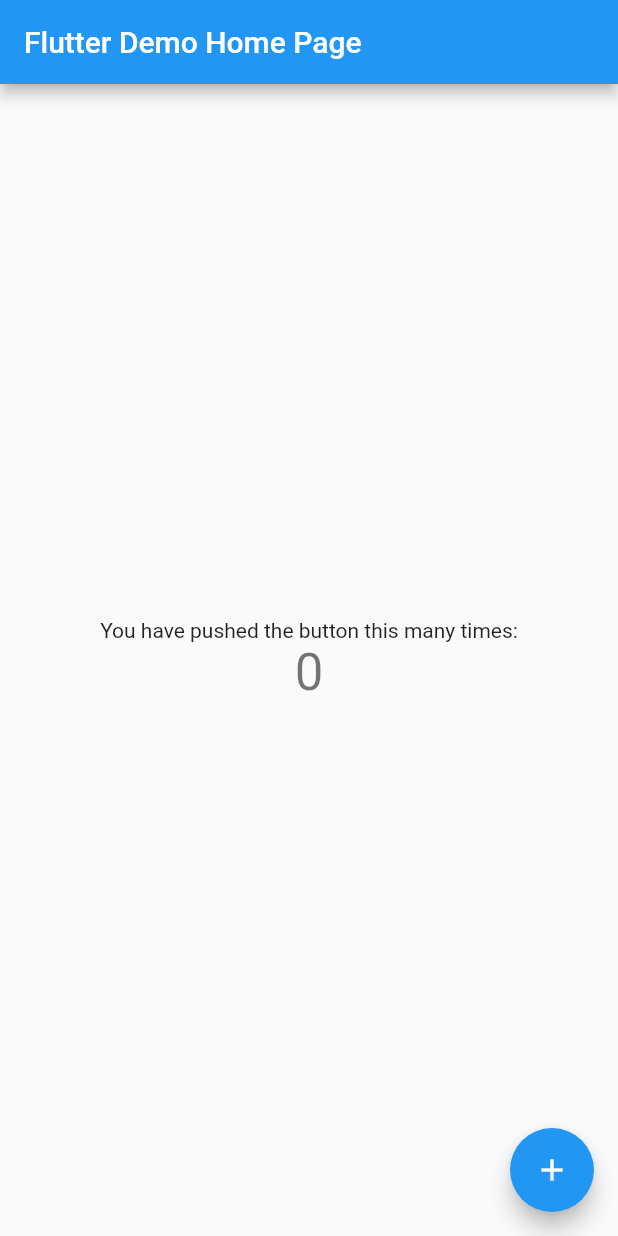
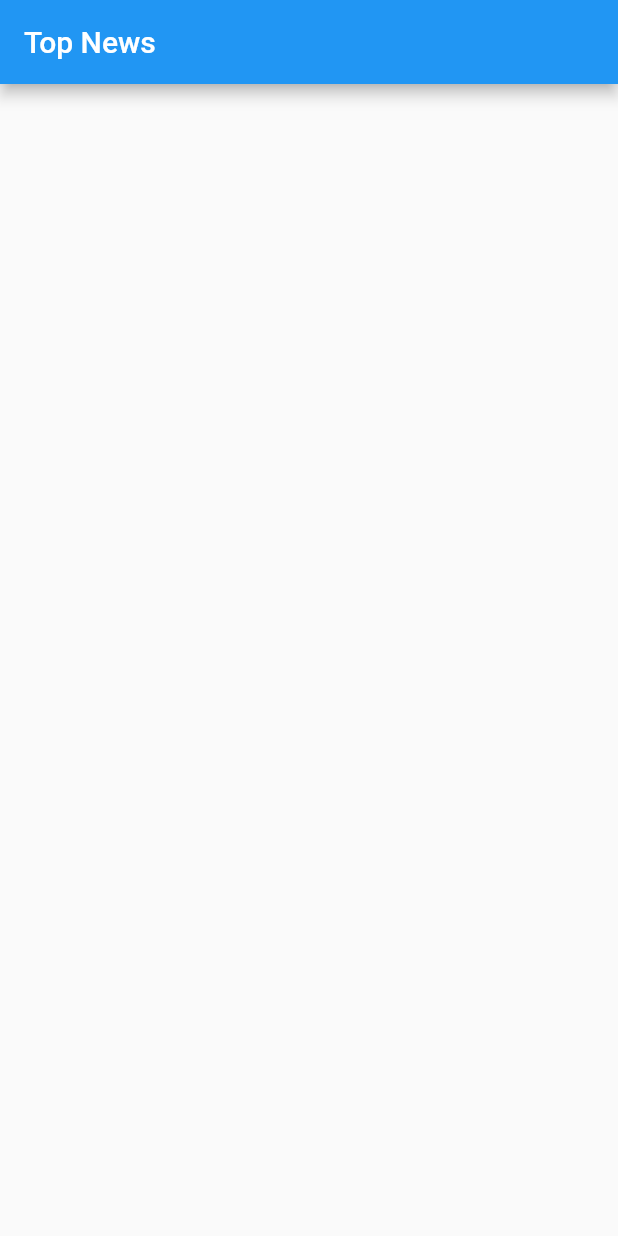
Before and after one commit to romanstrazanec-courses/news, a Flutter app: the screen it shows after launch, on a phone screen of 412 x 824 dp. Run offline on Flutter 3.47's test engine with Material 2 defaults, Android fonts, the phone set to English and light mode, and no system bars; our stand-ins replace sqflite; accounts and stored records are empty.

Commit message:
app boilerplate

```diff
--- a/lib/main.dart
+++ b/lib/main.dart
@@ -1,111 +1,5 @@
 import 'package:flutter/material.dart';
 
-void main() => runApp(MyApp());
+import 'src/app.dart';
 
-class MyApp extends StatelessWidget {
-  // This widget is the root of your application.
-  @override
-  Widget build(BuildContext context) {
-    return MaterialApp(
-      title: 'Flutter Demo',
-      theme: ThemeData(
-        // This is the theme of your application.
-        //
-        // Try running your application with "flutter run". You'll see the
-        // application has a blue toolbar. Then, without quitting the app, try
-        // changing the primarySwatch below to Colors.green and then invoke
-        // "hot reload" (press "r" in the console where you ran "flutter run",
-        // or simply save your changes to "hot reload" in a Flutter IDE).
-        // Notice that the counter didn't reset back to zero; the application
-        // is not restarted.
-        primarySwatch: Colors.blue,
-      ),
-      home: MyHomePage(title: 'Flutter Demo Home Page'),
-    );
-  }
-}
-
-class MyHomePage extends StatefulWidget {
-  MyHomePage({Key key, this.title}) : super(key: key);
-
-  // This widget is the home page of your application. It is stateful, meaning
-  // that it has a State object (defined below) that contains fields that affect
-  // how it looks.
-
-  // This class is the configuration for the state. It holds the values (in this
-  // case the title) provided by the parent (in this case the App widget) and
-  // used by the build method of the State. Fields in a Widget subclass are
-  // always marked "final".
-
-  final String title;
-
-  @override
-  _MyHomePageState createState() => _MyHomePageState();
-}
-
-class _MyHomePageState extends State<MyHomePage> {
-  int _counter = 0;
-
-  void _incrementCounter() {
-    setState(() {
-      // This call to setState tells the Flutter framework that something has
-      // changed in this State, which causes it to rerun the build method below
-      // so that the display can reflect the updated values. If we changed
-      // _counter without calling setState(), then the build method would not be
-      // called again, and so nothing would appear to happen.
-      _counter++;
-    });
-  }
-
-  @override
-  Widget build(BuildContext context) {
-    // This method is rerun every time setState is called, for instance as done
-    // by the _incrementCounter method above.
-    //
-    // The Flutter framework has been optimized to make rerunning build methods
-    // fast, so that you can just rebuild anything that needs updating rather
-    // than having to individually change instances of widgets.
-    return Scaffold(
-      appBar: AppBar(
-        // Here we take the value from the MyHomePage object that was created by
-        // the App.build method, and use it to set our appbar title.
-        title: Text(widget.title),
-      ),
-      body: Center(
-        // Center is a layout widget. It takes a single child and positions it
-        // in the middle of the parent.
-        child: Column(
-          // Column is also a layout widget. It takes a list of children and
-          // arranges them vertically. By default, it sizes itself to fit its
-          // children horizontally, and tries to be as tall as its parent.
-          //
-          // Invoke "debug painting" (press "p" in the console, choose the
-          // "Toggle Debug Paint" action from the Flutter Inspector in Android
-          // Studio, or the "Toggle Debug Paint" command in Visual Studio Code)
-          // to see the wireframe for each widget.
-          //
-          // Column has various properties to control how it sizes itself and
-          // how it positions its children. Here we use mainAxisAlignment to
-          // center the children vertically; the main axis here is the vertical
-          // axis because Columns are vertical (the cross axis would be
-          // horizontal).
-          mainAxisAlignment: MainAxisAlignment.center,
-          children: <Widget>[
-            Text(
-              'You have pushed the button this many times:',
-            ),
-            Text(
-              '$_counter',
-              style: Theme.of(context).textTheme.display1,
-            ),
-          ],
-        ),
-      ),
-      floatingActionButton: FloatingActionButton(
-        onPressed: _incrementCounter,
-        tooltip: 'Increment',
-        child: Icon(Icons.add),
-      ), // This trailing comma makes auto-formatting nicer for build methods.
-    );
-  }
-}
+void main() => runApp(App());
--- /dev/null
+++ b/lib/src/app.dart
@@ -0,0 +1,13 @@
+import 'package:flutter/material.dart';
+
+import 'screens/news_list.dart';
+
+class App extends StatelessWidget {
+  @override
+  Widget build(BuildContext context) {
+    return MaterialApp(
+      title: 'News!',
+      home: NewsList(),
+    );
+  }
+}
--- /dev/null
+++ b/lib/src/screens/news_list.dart
@@ -0,0 +1,11 @@
+import 'package:flutter/material.dart';
+
+class NewsList extends StatelessWidget {
+  @override
+  Widget build(BuildContext context) {
+    return Scaffold(
+      appBar: AppBar(title: Text('Top News')),
+      body: Text(''),
+    );
+  }
+}
```
